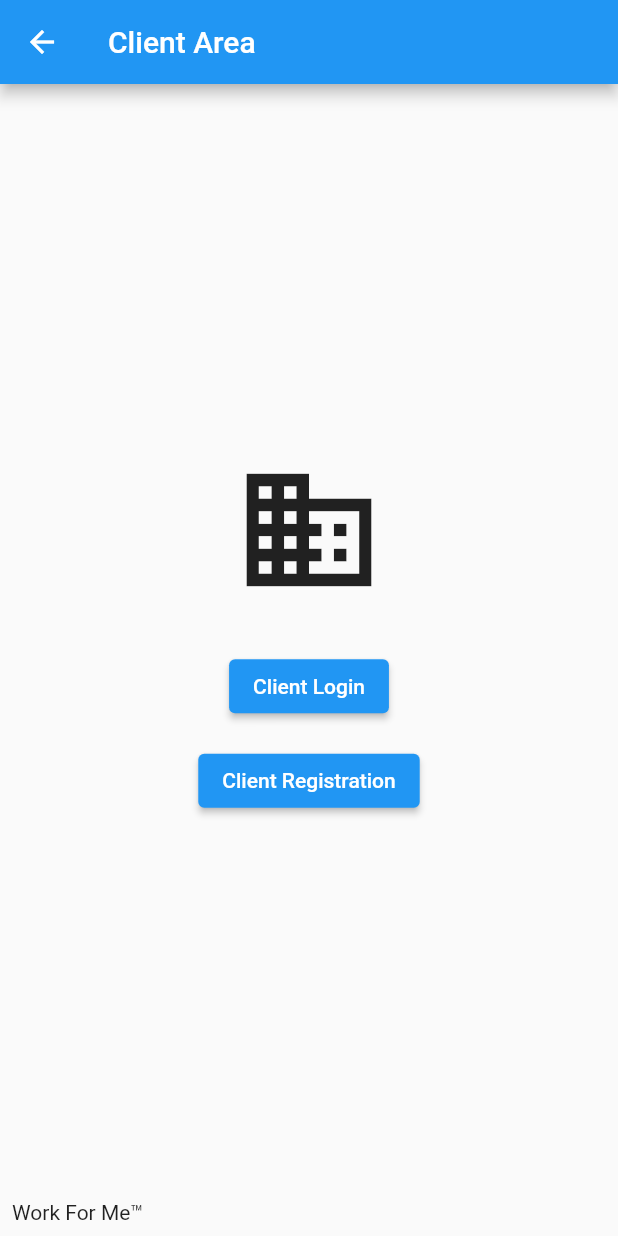
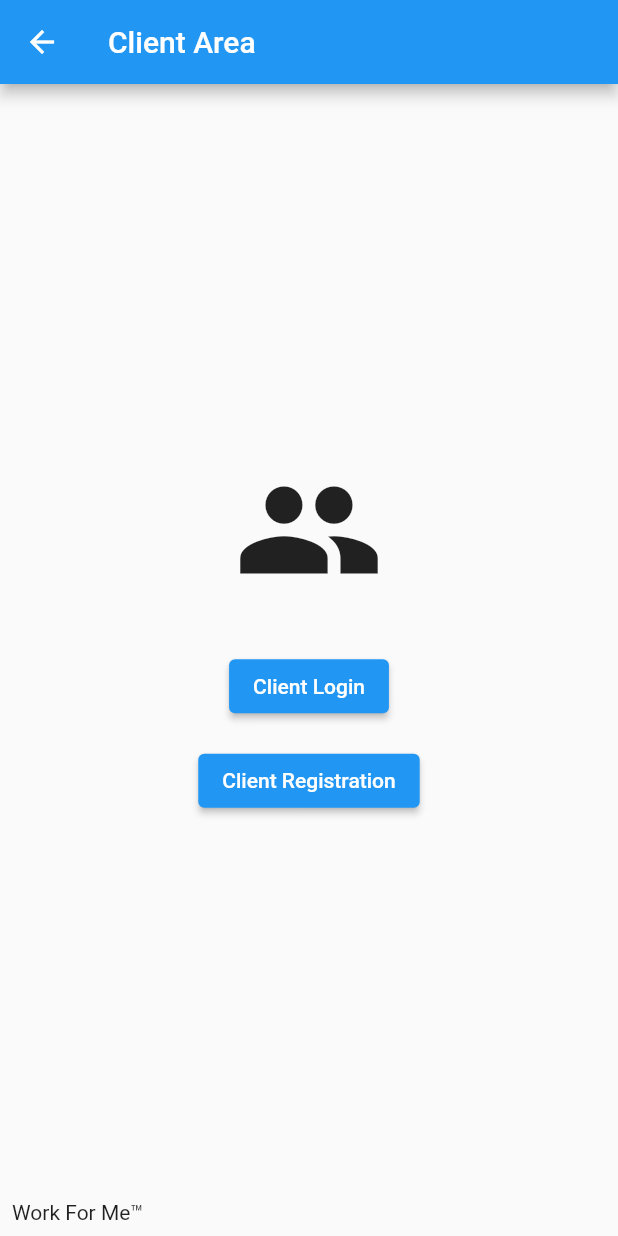
Before and after one commit to BrownYoga/Work-For-Me, a Flutter app: the ClientRegLog screen opened by its route, on a phone screen of 412 x 824 dp. Run offline on Flutter 3.47's test engine with Material 2 defaults, Android fonts, the phone set to English and light mode, and no system bars; our stand-ins replace flutter_spinkit.

Commit message:
Change icons

```diff
--- a/work_for_me/lib/client/client_reg_log.dart
+++ b/work_for_me/lib/client/client_reg_log.dart
@@ -15,7 +15,7 @@ class ClientRegLog extends StatelessWidget {
           children: [
             // Logo can go here
             const Icon(
-              Icons.business,
+              Icons.people,
               size: 100,
             ),
             const SizedBox(height: 30),
--- a/work_for_me/lib/worker/worker_reg_log.dart
+++ b/work_for_me/lib/worker/worker_reg_log.dart
@@ -15,7 +15,7 @@ class WorkerRegLog extends StatelessWidget {
           children: [
             // Logo can go here
             const Icon(
-              Icons.business,
+              Icons.work,
               size: 100,
             ),
             const SizedBox(height: 30),
```
